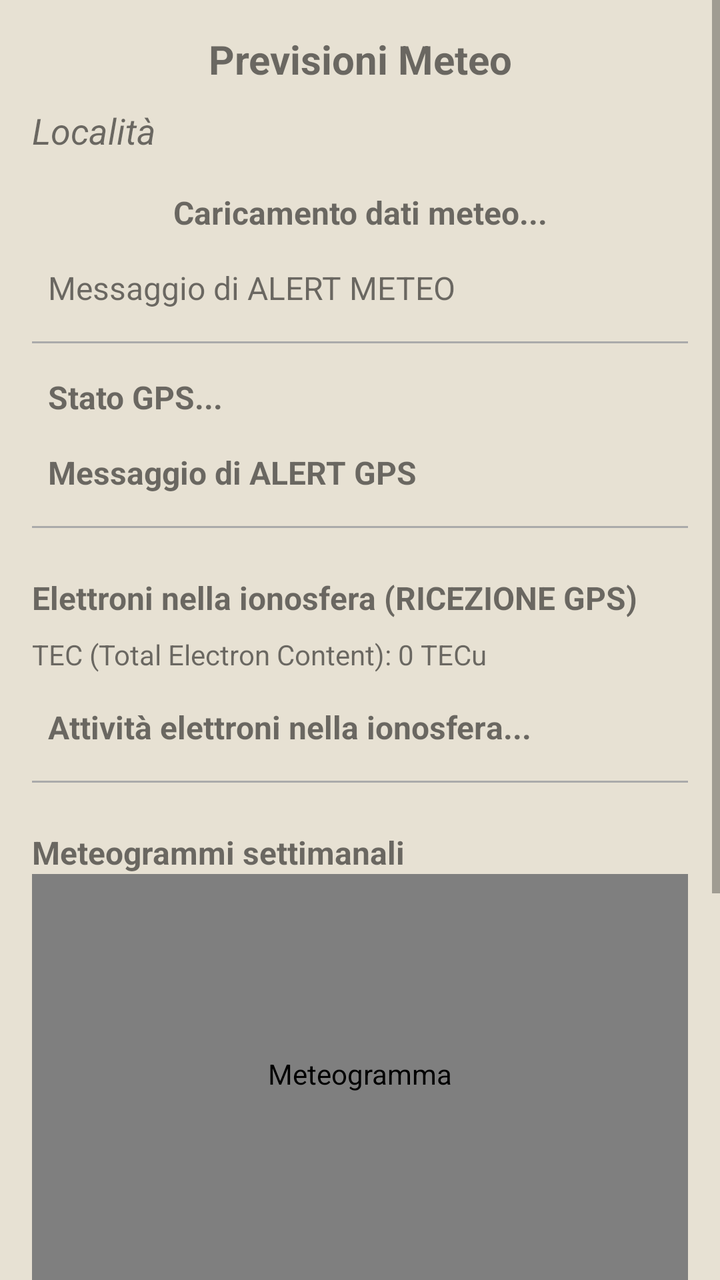
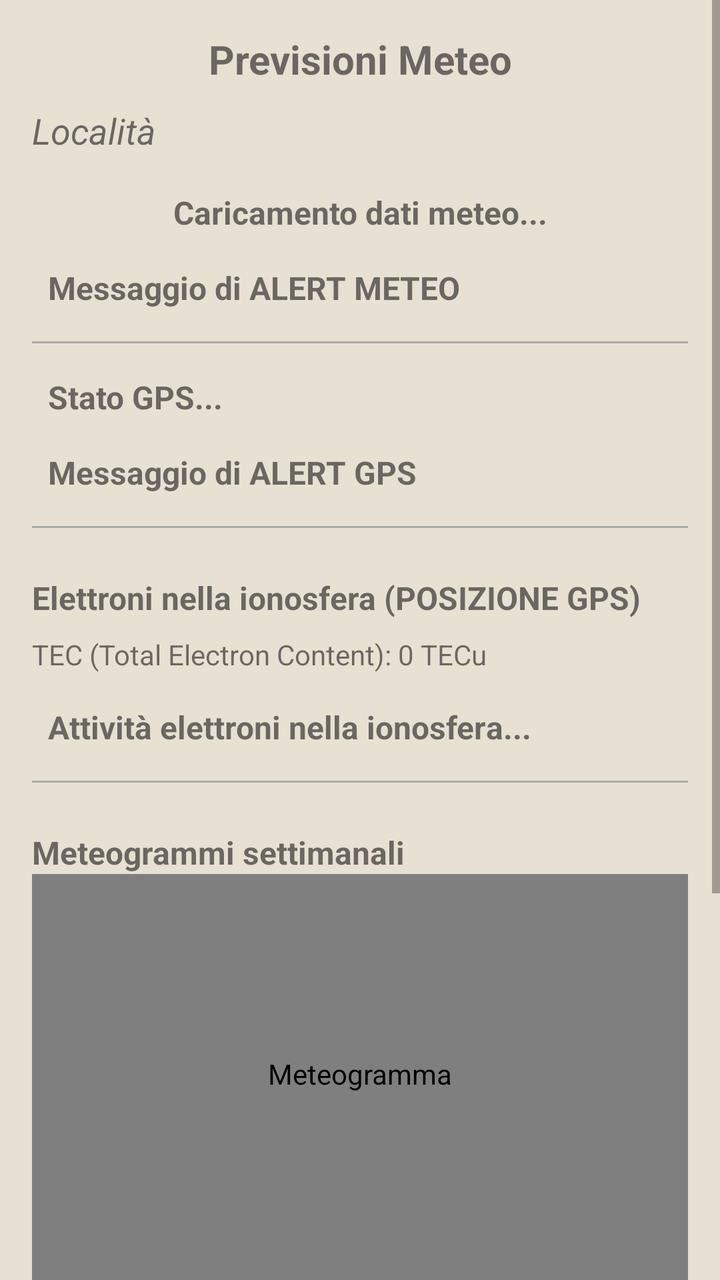

Two renders of the same Android screen: before a commit and after it. Below are the layout's source before the change and the commit's diff.
<!-- AndroidManifest.xml: application theme Theme.AppCompat.Light -->
<!-- res/layout/activity_weather_forecast.xml -->
<ScrollView xmlns:android="http://schemas.android.com/apk/res/android"
    android:layout_width="match_parent"
    android:layout_height="match_parent">
    <LinearLayout xmlns:android="http://schemas.android.com/apk/res/android"
        android:layout_width="match_parent"
        android:layout_height="match_parent"
        android:orientation="vertical"
        android:background="#e7e1d3"
        android:padding="16dp">

        <TextView
            android:id="@+id/weather_title"
            android:layout_width="match_parent"
            android:layout_height="wrap_content"
            android:text="Previsioni Meteo"
            android:textSize="20sp"
            android:textStyle="bold"
            android:gravity="center"
            android:paddingBottom="10dp"/>

        <TextView
            android:id="@+id/weather_location"
            android:layout_width="wrap_content"
            android:layout_height="wrap_content"
            android:text="Località"
            android:textSize="18sp"
            android:textStyle="italic"
            android:layout_below="@+id/weather_title"
            android:layout_centerHorizontal="true"
            android:paddingBottom="10dp"/>

        <TextView
            android:id="@+id/weather_details"
            android:layout_width="match_parent"
            android:layout_height="wrap_content"
            android:text="Caricamento dati meteo..."
            android:textSize="16sp"
            android:textStyle="bold"
            android:padding="8dp"
            android:gravity="center"/>

        <TextView
            android:id="@+id/alertTextView"
            android:layout_width="wrap_content"
            android:layout_height="wrap_content"
            android:text="Messaggio di ALERT METEO"
            android:textSize="16sp"
            android:padding="8dp" />

        <View
            android:layout_width="match_parent"
            android:layout_height="1dp"
            android:background="@android:color/darker_gray"
            android:layout_marginVertical="8dp" />

        <TextView
            android:id="@+id/gpsStatusTextView"
            android:layout_width="wrap_content"
            android:layout_height="wrap_content"
            android:text="Stato GPS..."
            android:textStyle="bold"
            android:textSize="16sp"
            android:padding="8dp" />

        <TextView
            android:id="@+id/gpsalertTextView"
            android:layout_width="wrap_content"
            android:layout_height="wrap_content"
            android:text="Messaggio di ALERT GPS"
            android:textStyle="bold"
            android:textSize="16sp"
            android:padding="8dp" />

        <View
            android:layout_width="match_parent"
            android:layout_height="1dp"
            android:background="@android:color/darker_gray"
            android:layout_marginVertical="8dp" />

        
        <TextView
            android:id="@+id/tecTitleTextView"
            android:layout_width="wrap_content"
            android:layout_height="wrap_content"
            android:text="Elettroni nella ionosfera (RICEZIONE GPS)"
            android:textSize="16sp"
            android:textStyle="bold"
            android:layout_marginTop="16dp"/>

        <TextView
            android:id="@+id/tecValueTextView"
            android:layout_width="wrap_content"
            android:layout_height="wrap_content"
            android:text="TEC (Total Electron Content): 0 TECu"
            android:textSize="14sp"
            android:layout_marginTop="8dp"/>

        
        <TextView
            android:id="@+id/tecStatusTextView"
            android:layout_width="wrap_content"
            android:layout_height="wrap_content"
            android:text="Attività elettroni nella ionosfera..."
            android:textStyle="bold"
            android:textSize="16sp"
            android:padding="8dp"
            android:layout_marginTop="8dp"/>

        <View
            android:layout_width="match_parent"
            android:layout_height="1dp"
            android:background="@android:color/darker_gray"
            android:layout_marginVertical="8dp" />

        

        <TextView
            android:id="@+id/weather_meteogram"
            android:layout_width="wrap_content"
            android:layout_height="wrap_content"
            android:text="Meteogrammi settimanali"
            android:textSize="16sp"
            android:textStyle="bold"
            android:layout_marginTop="16dp"/>

        <com.github.chrisbanes.photoview.PhotoView
            android:id="@+id/weather_meteogramOne_general"
            android:layout_width="match_parent"
            android:layout_height="200dp"
            android:scaleType="fitCenter"
            android:contentDescription="Meteogramma"/>

        <com.github.chrisbanes.photoview.PhotoView
            android:id="@+id/weather_meteogram_general"
            android:layout_width="match_parent"
            android:layout_height="200dp"
            android:scaleType="fitCenter"
            android:contentDescription="Meteogramma"/>

        <Button
            android:id="@+id/close_weather_button"
            android:layout_width="match_parent"
            android:layout_height="wrap_content"
            android:text="Chiudi"
            android:layout_marginTop="16dp"/>
    </LinearLayout>
</ScrollView>
<!-- resources referenced by this layout -->
<resources>

</resources>

<!-- the commit's change to res/layout/activity_weather_forecast.xml (unified diff, before → after) -->
@@ -25,6 +25,7 @@
             android:text="Località"
             android:textSize="18sp"
             android:textStyle="italic"
+            android:gravity="center"
             android:layout_below="@+id/weather_title"
             android:layout_centerHorizontal="true"
             android:paddingBottom="10dp"/>
@@ -44,6 +45,8 @@
             android:layout_width="wrap_content"
             android:layout_height="wrap_content"
             android:text="Messaggio di ALERT METEO"
+            android:textStyle="bold"
+            android:gravity="center"
             android:textSize="16sp"
             android:padding="8dp" />
 
@@ -69,6 +72,7 @@
             android:text="Messaggio di ALERT GPS"
             android:textStyle="bold"
             android:textSize="16sp"
+            android:gravity="center"
             android:padding="8dp" />
 
         <View
@@ -82,9 +86,10 @@
             android:id="@+id/tecTitleTextView"
             android:layout_width="wrap_content"
             android:layout_height="wrap_content"
-            android:text="Elettroni nella ionosfera (RICEZIONE GPS)"
+            android:text="Elettroni nella ionosfera (POSIZIONE GPS)"
             android:textSize="16sp"
             android:textStyle="bold"
+            android:gravity="center"
             android:layout_marginTop="16dp"/>
 
         <TextView
@@ -104,6 +109,7 @@
             android:textStyle="bold"
             android:textSize="16sp"
             android:padding="8dp"
+            android:gravity="center"
             android:layout_marginTop="8dp"/>
 
         <View
